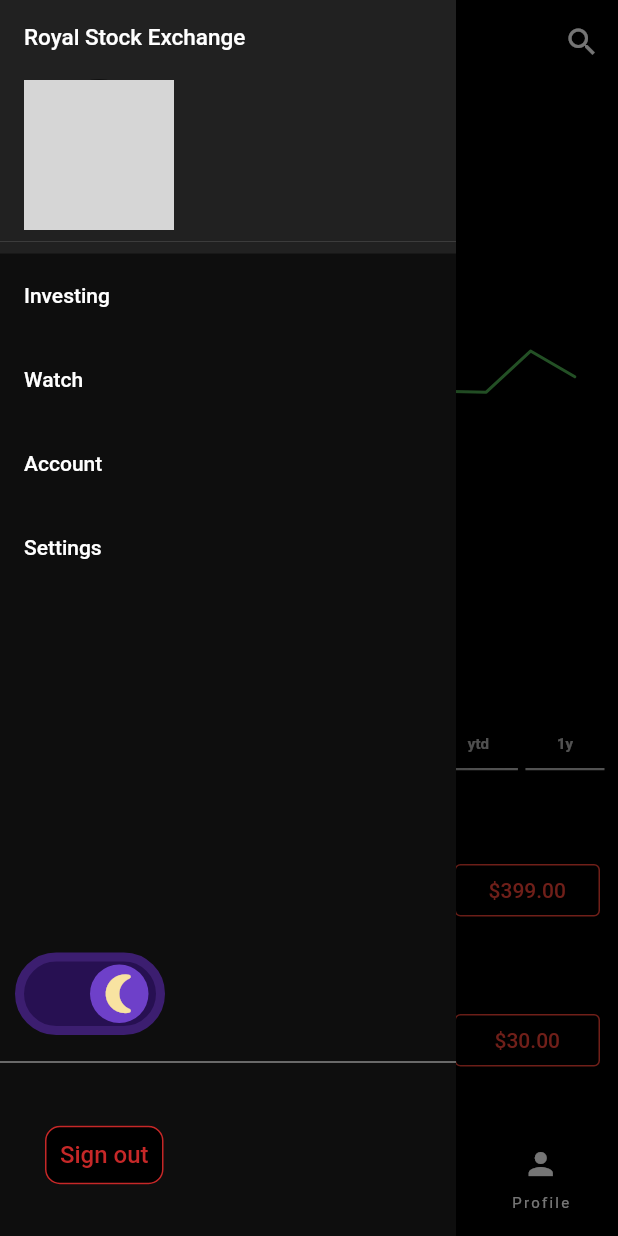
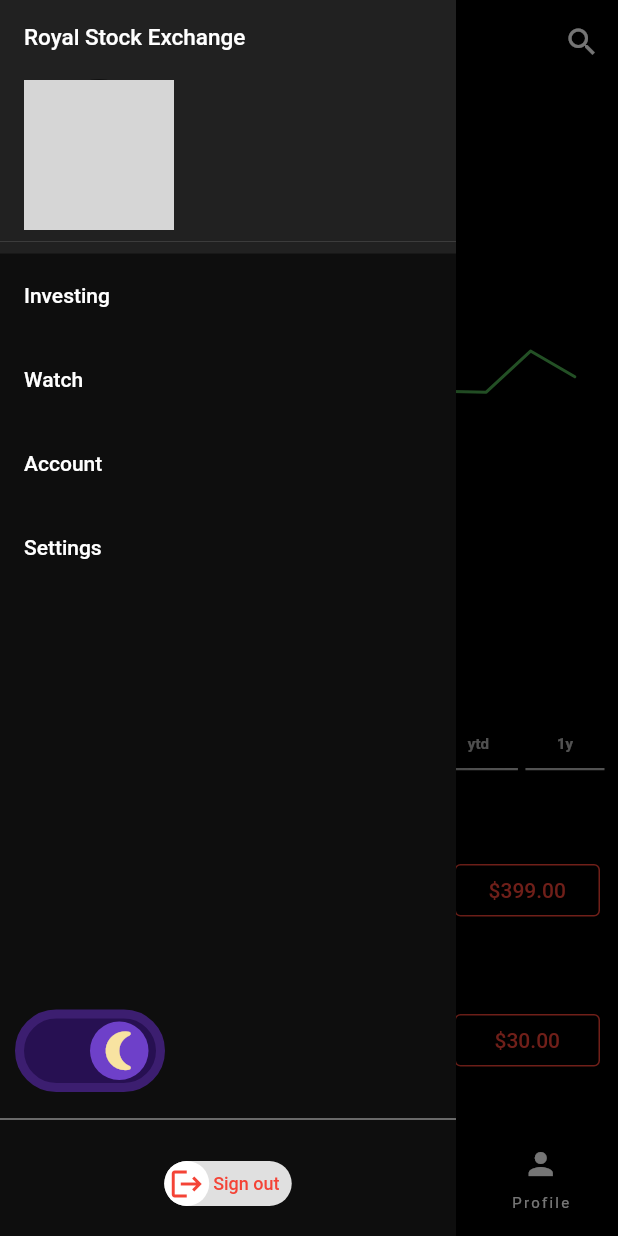
Before and after one commit to PrimeTimeTran/f-RSE, a Flutter app: the screen it shows after launch, in the side drawer, after a tap on the "wb sunny" icon, on a phone screen of 412 x 824 dp. Run offline on Flutter 3.47's test engine with Material 2 defaults, Android fonts, the phone set to English and light mode, and no system bars; drawn by our look-alikes of animated_flip_counter, flutter_switch, slider_button; our stand-ins replace bloc, equatable, faker, firebase_analytics, firebase_core, firebase_crashlytics and 8 more; accounts and stored records are empty; generated files the repository leaves out were written again; network calls fail; grey boxes are pictures that could not be loaded.

Commit message:
RF for CQ

```diff
--- a/lib/presentation/navigation/drawer.dart
+++ b/lib/presentation/navigation/drawer.dart
@@ -1,4 +1,5 @@
 import 'package:flutter/material.dart';
+import 'package:slider_button/slider_button.dart';
 
 // ignore: depend_on_referenced_packages
 import 'package:provider/provider.dart';
@@ -100,7 +101,7 @@ class DrawerState extends State<MyDrawer> {
                           builder: (context, themeModel, _) {
                             return Toggler(
                               type: 'theme',
-                              initialValue: isDark,
+                              value: isDark,
                               onChanged: (newValue) {
                                 toggleTheme(themeModel);
                               },
@@ -111,34 +112,35 @@ class DrawerState extends State<MyDrawer> {
                     ),
                   ),
                   Divider(
+                    thickness: 0.5,
                     color: T(context, 'inversePrimary'),
-                    thickness: 0.5,
                   ),
                   Padding(
-                    padding: const EdgeInsets.all(30.0),
-                    child: TextButton(
-
-                      onPressed: () {},
-                      style: TextButton.styleFrom(
-                        padding: const EdgeInsets.symmetric(
-
-                          vertical: 10,
-                          horizontal: 10,
+                    padding: const EdgeInsets.symmetric(
+                      vertical: 20,
+                      horizontal: 40,
+                    ),
+                    child: Center(
+                      child: SliderButton(
+                        width: 85,
+                        height: 30,
+                        shimmer: false,
+                        buttonSize: 30,
+                        highlightedColor: Colors.red,
+                        action: () {
+                          Navigator.of(context).pop();
+                        },
+                        label: const Text(
+                          "Sign out",
+                          style: TextStyle(
+                            fontSize: 12,
+                            color: Colors.red,
+                            fontWeight: FontWeight.w500,
+                          ),
                         ),
-                        side: BorderSide(
-                          width: 1,
-                          color: T(context, 'onError'),
-                        ),
-                        shape: RoundedRectangleBorder(
-                          borderRadius: BorderRadius.circular(10),
-                        ),
-                        backgroundColor: T(context, 'primaryContainer'),
-                      ),
-                      child: Text(
-                        'Sign out',
-                        style: TextStyle(
-                          fontSize: 16,
-                          color: T(context, 'onError'),
+                        icon: const Icon(
+                          Icons.logout,
+                          color: Colors.red,
                         ),
                       ),
                     ),
--- a/lib/presentation/widgets/alert_icon.dart
+++ b/lib/presentation/widgets/alert_icon.dart
@@ -100,7 +100,7 @@ void _showActionSheet(BuildContext context, sym) {
               Toggler(
                 type: '',
                 onChanged: (hi) {},
-                initialValue: true,
+                value: true,
               )
             ])
           ],
--- a/lib/presentation/widgets/toggler.dart
+++ b/lib/presentation/widgets/toggler.dart
@@ -3,14 +3,14 @@ import 'package:flutter_switch/flutter_switch.dart';
 
 class Toggler extends StatefulWidget {
   final String type;
-  final bool initialValue;
+  final bool value;
   final ValueChanged onChanged;
 
   const Toggler({
     super.key,
     required this.type,
+    required this.value,
     required this.onChanged,
-    required this.initialValue,
   });
 
   @override
@@ -18,22 +18,13 @@ class Toggler extends StatefulWidget {
 }
 
 class TogglerState extends State<Toggler> {
-  late bool _isToggled;
-
-  @override
-  void initState() {
-    super.initState();
-    _isToggled = widget.initialValue;
-  }
-
   @override
   Widget build(BuildContext context) {
-    if (widget.type =='theme') return _buildThemeToggler();
+    if (widget.type == 'theme') return _buildThemeToggler();
     return FlutterSwitch(
-      value: widget.initialValue,
+      value: widget.value,
       onToggle: (val) {
         setState(() {
-          _isToggled = val;
           widget.onChanged(val);
         });
       },
@@ -42,24 +33,24 @@ class TogglerState extends State<Toggler> {
 
   FlutterSwitch _buildThemeToggler() {
     return FlutterSwitch(
+      padding: 2.0,
       width: 100.0,
       height: 55.0,
       toggleSize: 45.0,
-    value: _isToggled,
       borderRadius: 30.0,
-    padding: 2.0,
+      value: widget.value,
+      inactiveColor: Colors.white,
+      activeColor: const Color(0xFF271052),
       activeToggleColor: const Color(0xFF6E40C9),
       inactiveToggleColor: const Color(0xFF2F363D),
       activeSwitchBorder: Border.all(
+        width: 6.0,
         color: const Color(0xFF3C1E70),
-      width: 6.0,
       ),
       inactiveSwitchBorder: Border.all(
+        width: 6.0,
         color: const Color(0xFFD1D5DA),
-      width: 6.0,
       ),
-    activeColor: const Color(0xFF271052),
-    inactiveColor: Colors.white,
       activeIcon: const Icon(
         Icons.nightlight_round,
         color: Color(0xFFF8E3A1),
@@ -70,7 +61,6 @@ class TogglerState extends State<Toggler> {
       ),
       onToggle: (val) {
         setState(() {
-        _isToggled = val;
           widget.onChanged(1);
         });
       },
--- a/pubspec.yaml
+++ b/pubspec.yaml
@@ -36,6 +36,7 @@ dependencies:
   flutter_switch: ^0.3.2
   flutter_localizations:
     sdk: flutter
+  slider_button: ^2.0.0
 
 dev_dependencies:
   flutter_lints: ^2.0.0
```
Also changed, not shown: pubspec.lock, 4 other files. Lines whose indentation alone changed are shown as unchanged.
